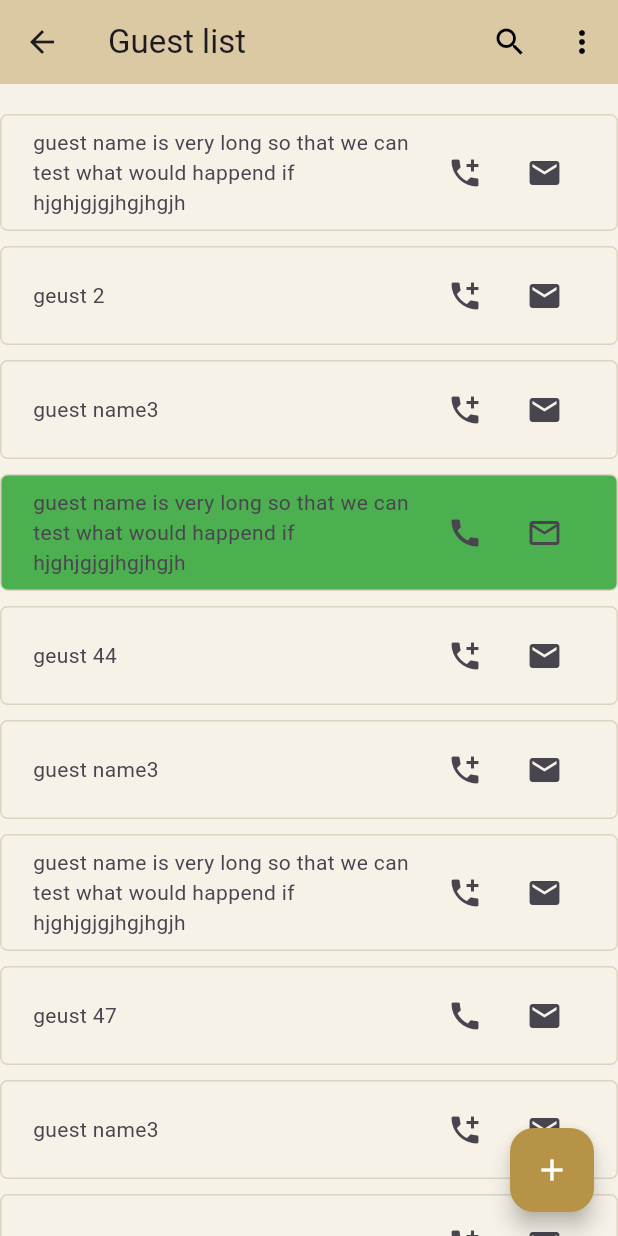
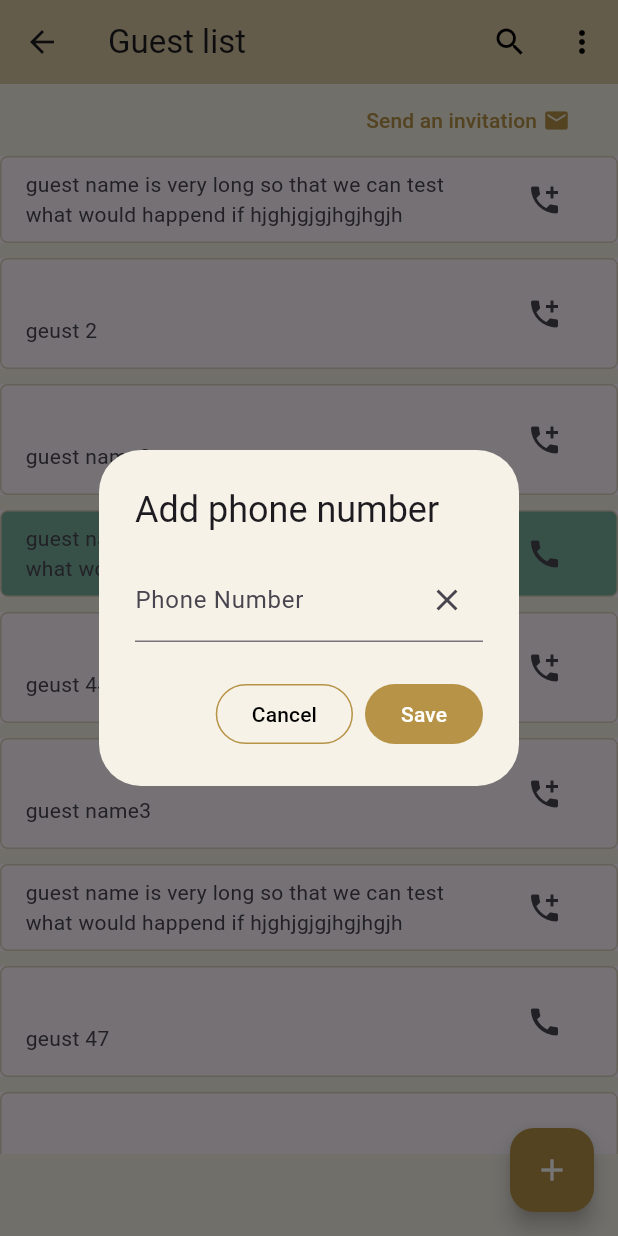
Before and after one commit to imen-bouabdallah/wedding_planner, a Flutter app: the screen it shows after launch, item 3 of the bottom bar chosen, after a tap on the "add call" icon, on a phone screen of 412 x 824 dp. Run offline on Flutter 3.47's test engine with Material 3 defaults, Android fonts, the light colour scheme and no system bars; our stand-ins replace flutter_riverpod, fluttertoast, share_plus; missing offline and left inert: date_count_down.

Commit message:
overall changes in view and lists

```diff
--- a/lib/classes/Guest.dart
+++ b/lib/classes/Guest.dart
@@ -26,4 +26,5 @@ class Guest{
     _name = value;
   }
 
+
 }
--- a/lib/main.dart
+++ b/lib/main.dart
@@ -1,7 +1,11 @@
+
+import 'package:date_count_down/date_count_down.dart';
 import 'package:flutter/material.dart';
 import 'package:flutter_riverpod/flutter_riverpod.dart';
-import 'package:wedding_planner/classes/Theme.dart';
+import 'package:wedding_planner/style/Theme.dart';
 import 'package:wedding_planner/screens/Settings.dart';
+import 'package:wedding_planner/screens/addGuest.dart';
+import 'package:wedding_planner/screens/addReminder.dart';
 import 'package:wedding_planner/screens/guestList.dart';
 import 'package:wedding_planner/screens/reminderList.dart';
 import 'package:wedding_planner/screens/todoList.dart';
@@ -9,6 +13,13 @@ import 'package:wedding_planner/screens/todoList.dart';
 void main() {
   runApp(const ProviderScope(child:  MyApp()));
 }
+
+//to be able to use pushNamed
+Map<String, WidgetBuilder> routes = {
+  "/": (context) => const MyHomePage(),
+  "/addReminder": (context) => const AddReminder(),
+  "/addGuest" : (context)=> const AddGuest()
+};
 
 class MyApp extends ConsumerWidget {
   const MyApp({super.key});
@@ -25,8 +36,10 @@ class MyApp extends ConsumerWidget {
         colorScheme: ColorScheme.fromSeed(seedColor: Colors.deepPurple),
         useMaterial3: true,
       ),*/
-      home: const MyHomePage(),
+     // home: const MyHomePage(), //specified in route
       debugShowCheckedModeBanner: false,
+      routes: routes,
+      initialRoute: "/",
     );
   }
 }
@@ -44,17 +57,6 @@ class _MyHomePageState extends State<MyHomePage> {
   DateTime date =  DateTime(DateTime.now().year, DateTime.now().month, DateTime.now().day, DateTime.now().hour);
   DateTime weddingDate = DateTime.utc(2024, DateTime.july, 6, 0);
   int CurrentButton= 0; //for bottom navigation bar -- current selected button
-
-  countdown() {
-    ///calculate the countdown to the weeding
-    final diffrence = weddingDate.difference(date).inDays;
-    int diffrenceH = weddingDate.difference(date).inHours;
-    int diffrencerestH = ((diffrenceH/24 - diffrence)*24).round();
-    diffrenceH = weddingDate.difference(date).inMinutes;
-    int diffrenceRestM =( ( (diffrenceH/60)/24 - diffrence)*60 - diffrencerestH).round();
-
-    return [diffrence, diffrencerestH, diffrenceRestM];
-  }
 
 
   @override
@@ -146,7 +148,7 @@ class _MyHomePageState extends State<MyHomePage> {
             height: 350,
             child: Stack(
               children: [
-                Image.asset('assets/invitation_fr.png',
+                Image.asset('assets/invite/invitation_fr.png',
                 fit: BoxFit.cover,
                   width: double.infinity,
                 ),
@@ -156,14 +158,26 @@ class _MyHomePageState extends State<MyHomePage> {
                     right: 0,
                     top: 270,
                     child:
-                      Text('${countdown()[0]}days : ${countdown()[1]} hours : ${countdown()[2]} minutes\n ',
+                    CountDownText(
+                      due: weddingDate,
+                      finishedText: "Done",
+                      showLabel: true,
+                      longDateName: true,
+                      daysTextLong: " DAYS ",
+                      hoursTextLong: " HOURS ",
+                      minutesTextLong: " MINUTES ",
+                      secondsTextLong: " SECONDS ",
+                      style: TextStyle(color: Colors.black),
+
+                    )
+                      /*Text('${countdown()[0]}days : ${countdown()[1]} hours : ${countdown()[2]} minutes\n ',
                          style:TextStyle(
                            fontSize: 24,
                           // backgroundColor: Colors.black,
                            background: Paint()..color=Colors.black,
                            color: Colors.white
                     ) ,
-                      strutStyle: const StrutStyle(height: 2,forceStrutHeight: true),)
+                      strutStyle: const StrutStyle(height: 2,forceStrutHeight: true),)*/
                 ),
 
               ],
--- a/lib/screens/guestList.dart
+++ b/lib/screens/guestList.dart
@@ -1,7 +1,10 @@
 import 'package:flutter/material.dart';
+import 'package:flutter/services.dart';
+import 'package:share_plus/share_plus.dart';
 import 'package:url_launcher/url_launcher.dart';
 import 'package:wedding_planner/classes/Guest.dart';
-import 'package:wedding_planner/classes/Theme.dart';
+import 'package:wedding_planner/style/Theme.dart';
+import 'package:wedding_planner/screens/addGuest.dart';
 
 class Guest_list extends StatefulWidget {
   const Guest_list({Key? key}) : super(key: key);
@@ -12,15 +15,7 @@ class Guest_list extends StatefulWidget {
 
 class _Guest_listState extends State<Guest_list> {
   @override
-
-  final _guestNameController = TextEditingController();
   final _phoneNumberController = TextEditingController();
-  final _guestType = TextEditingController();
-  final _menNumber = TextEditingController();
-  final _womenNumber = TextEditingController();
-
-
-
 
   List guest_list = [Guest("guest name is very long so that we can test what would happend if hjghjgjgjhgjhgjh"),
     Guest("geust 2"),
@@ -40,19 +35,15 @@ class _Guest_listState extends State<Guest_list> {
   ];
 
   Widget _buildGuest(Guest guest, int index){
-    return ListTile(
+    return Material(
+      child: ListTile(
         shape: RoundedRectangleBorder(
           side: BorderSide(color: goldAccent, width: 1),
           borderRadius: BorderRadius.circular(5),
         ),
-      tileColor:  guest.isInvited ? Colors.green : Colors.transparent,
-      subtitle: Row(
-        mainAxisAlignment: MainAxisAlignment.start,
-        children: [
-          const SizedBox(width: 5,),
-          Expanded(child: Text(guest.name)),
-          //TODO if the number if availble else change the icon with a plus sign and the function would let you add the number
-          guest.phoneNumber.isNotEmpty ? //if phone number is available
+        tileColor:  guest.isInvited ? green_ : Colors.transparent,
+        subtitle: Text(guest.name),
+        trailing: guest.phoneNumber.isNotEmpty ? //if phone number is available
             IconButton(
               onPressed: () async {
                 final call = Uri.parse('tel:${guest.phoneNumber}');
@@ -66,148 +57,66 @@ class _Guest_listState extends State<Guest_list> {
                 : // if phone number not available
             IconButton(
                 onPressed: (){
+                  showDialog<String>(
+                      context: context,
+                      builder: (BuildContext context) => AlertDialog(
+                        title: const Text('Add phone number'),
+                        content: SingleChildScrollView(
+                          child: ListBody(
+                            children: <Widget>[
+                              TextField(
+                                controller: _phoneNumberController,
+                                keyboardType: TextInputType.phone,
 
+                                decoration:  InputDecoration(
+                                  labelText: 'Phone Number',
+                                  suffixIcon: IconButton(     // Icon to
+                                    icon: const Icon(Icons.clear), // clear text
+                                    onPressed: (){_phoneNumberController.clear();}),
+                                  ),
+                                ),
+
+
+                              ]
+                          ),
+                        ),
+                        actions: <Widget>[
+                          OutlinedButton(
+                            onPressed: () {
+                              setState(() {
+                                _phoneNumberController.clear();
+                              });
+                              Navigator.pop(context);
+                            },
+                            child: const Text('Cancel'),
+                          ),
+                          FilledButton(
+                            onPressed: () {
+                              setState(() {
+                                guest_list[index].phoneNumber = _phoneNumberController.text.toString();
+                                _phoneNumberController.clear();
+                              });
+                              Navigator.pop(context);
+                            },
+                            child: const Text('Save'),
+                          ),
+                        ],
+                      ));
                 },
                 icon: const Icon(Icons.add_call)),
-          const SizedBox(width: 5,),
-          IconButton(
-            onPressed: (){},
-            icon: Icon(guest.isInvited ? Icons.email_outlined : Icons.email),),
 
-        ],
       ),
     );
   }
 
-  Widget _createGuest(){
-    return  Dialog.fullscreen(
-
-      child: SingleChildScrollView(
-        child: Column(
-          mainAxisSize: MainAxisSize.max,
-
-          //mainAxisAlignment: MainAxisAlignment.center,
-          children: [
-            const SizedBox(height: 20,),
-            const Row(
-              children: [
-                SizedBox(width: 5,),
-                 Text('Add Guest ',
-                style: TextStyle(
-                  fontSize: 20
-                ),),
-              ],
-            ),
-            const Divider(),
-            const SizedBox(height: 60,),
-            TextFormField(
-              controller: _guestNameController,
-              decoration: const InputDecoration(
-                  border: OutlineInputBorder(),
-                  labelText: 'Guest Name',
-                  fillColor: Colors.blue
-              ),
-              validator: (value){
-                if (value == null || value.isEmpty){
-                  return 'Please enter the name';
+  @override
+  void initState() {
+    _phoneNumberController.text='';
+    super.initState();
   }
-                return null;
-              },
-            ),
-            const SizedBox(height: 10,),
-            TextField(
-              controller: _phoneNumberController,
-              keyboardType: TextInputType.phone,
-              decoration: const InputDecoration(
-                border: OutlineInputBorder(),
-                  labelText: 'Phone Number',
-              ),
-            ),
-            const SizedBox(height: 10,),
-
-            Row(
-              mainAxisAlignment: MainAxisAlignment.spaceBetween,
-
-              children: [
-                Expanded(
-                    child: TextField(
-                      controller: _menNumber,
-                      keyboardType: TextInputType.number,
-                      decoration: const InputDecoration(
-                        border: OutlineInputBorder(),
-                        labelText: 'Men count',
-                      ),
-                    ) ),
-                const SizedBox(width: 10,),
-                Expanded(
-                    child: TextField(
-                      controller: _womenNumber,
-                      keyboardType: TextInputType.number,
-                      decoration: const InputDecoration(
-                        border: OutlineInputBorder(),
-                        labelText: 'Women count',
-                      ),
-                      onTapOutside: (event) {
-                        print('onTapOutside');
-                        FocusManager.instance.primaryFocus?.unfocus();
-                      },
-                    ),
-                )
-              ],
-            ),
-            const SizedBox(height: 15,),
-
-            Row(
-              children: [
-                DropdownMenu(
-                  onSelected: (value){
-
-
-                  },
-                  label: const Text('Category'),
-                  controller: _guestType,
-                  initialSelection: 'Family',
-                  requestFocusOnTap: false, //so that we have to choose from menu
-
-                  dropdownMenuEntries: const [
-                    DropdownMenuEntry(value: 'Family', label: 'Family'),
-                    DropdownMenuEntry(value: 'Friends', label: 'Friends'),
-                    DropdownMenuEntry(value: 'Neighbors', label: 'Neighbors'),
-                    DropdownMenuEntry(value: 'Others', label: 'Others'),],
-
-                ),
-              ],
-            ),
-
-            const SizedBox(height: 50,),
-            Align(
-              alignment: Alignment.bottomRight,
-              child: Row(
-                mainAxisAlignment: MainAxisAlignment.end,
-                children: [
-                  OutlinedButton(onPressed: (){
-                    Navigator.of(context).pop();
-                  }, child: const Text('Cancel')),
-                  const SizedBox(width: 10,),
-                  FilledButton(onPressed: (){}, child: const Text('Save')),
-                ],
-              ),
-            ),
-
-          ],
-        ),
-      ),
-    );
-  }
-
-
   @override
   void dispose() {
-
-
-    _guestNameController.dispose();
    _phoneNumberController.dispose();
-    _guestType.dispose();
     super.dispose();
   }
 
@@ -231,13 +140,44 @@ class _Guest_listState extends State<Guest_list> {
       ),
 
 
-      body: SingleChildScrollView(
-        child: Column(
+      body: Column(
         children: [
-            const SizedBox(height: 20,),
-            ListView.separated(
-                physics: const NeverScrollableScrollPhysics(),//to make it scroll with the column instead of by itself
-                shrinkWrap: true,
+          Row(
+            mainAxisAlignment: MainAxisAlignment.end,
+            children: [
+              TextButton(
+
+              style: ButtonStyle(foregroundColor: MaterialStateProperty.all(gold),),
+              onPressed: (){
+                  //choose picture
+                 <PopupMenuEntry>[
+                  PopupMenuItem(
+                      child: TextButton(
+                          onPressed: (){
+
+                          },
+                          child: const Text('Edit'))),
+                  PopupMenuItem(
+                      child: TextButton(
+                          onPressed: (){ },
+                          child: const Text('Delete'))),
+                ];
+                  //_onShareXFileFromAssets(context, 'invite/invitation_fr.png');
+                },
+                child : const Row(
+                  children: [
+                    Text('Send an invitation'),
+                    SizedBox(width: 4,),
+                    Icon( Icons.email),
+                  ],
+                ),
+                ),
+              const SizedBox(width: 20,)
+            ],
+          ),
+          Expanded(
+            flex: 1,
+            child: ListView.separated(
               itemCount: guest_list.length,
                 itemBuilder: (context, index){
                  return _buildGuest(guest_list[index], index);
@@ -246,16 +186,56 @@ class _Guest_listState extends State<Guest_list> {
                   height: 10,
                 )
             ),
-            const SizedBox(height: 60,)
+          ),
+          const SizedBox(height: 55,)
         ],
       ),
-      ),
       floatingActionButton: FloatingActionButton(
-        onPressed: () => showDialog(context: context,
-        builder: (BuildContext context)=> _createGuest()),
+        onPressed: () {
+          Navigator.push(
+            context,
+            MaterialPageRoute(builder: (context) => const AddGuest()),
+          );
+        },
         child: const Icon(Icons.add),
       ),
     );
 
   }
+
+  void _onShareXFileFromAssets(BuildContext context, String file) async {
+    final box = context.findRenderObject() as RenderBox?;
+    final scaffoldMessenger = ScaffoldMessenger.of(context);
+    final data = await rootBundle.load('assets/$file');
+    final buffer = data.buffer;
+    final shareResult = await Share.shareXFiles(
+      [
+        XFile.fromData(
+          buffer.asUint8List(data.offsetInBytes, data.lengthInBytes),
+          name: file,
+          mimeType: 'image/png',
+        ),
+      ],
+      sharePositionOrigin: box!.localToGlobal(Offset.zero) & box.size,
+    );
+
+    scaffoldMessenger.showSnackBar(getResultSnackBar(shareResult));
   }
+
+  SnackBar getResultSnackBar(ShareResult result) {
+    return SnackBar(
+      content: Column(
+        mainAxisSize: MainAxisSize.min,
+        crossAxisAlignment: CrossAxisAlignment.start,
+        children: [
+
+          //Text("Share result: ${result.status}"),
+          if (result.status == ShareResultStatus.success)
+           const Text("Invitation is shared!")
+          else
+            const Text("Failed to share")
+        ],
+      ),
+    );
+  }
+}
--- a/lib/screens/todoList.dart
+++ b/lib/screens/todoList.dart
@@ -165,13 +165,13 @@ class _Todo_listState extends State<Todo_list> {
                                 ),
                               ),
                               actions: <Widget>[
-                                TextButton(
+                                FilledButton(
                                   onPressed: () {
                                     Navigator.pop(context);
                                   },
                                   child: const Text('No'),
                                 ),
-                                TextButton(
+                                FilledButton(
                                   onPressed: () {
                                     setState(() {
                                       item.private = !item.private;
--- a/lib/classes/Theme.dart
+++ b/lib/style/Theme.dart
@@ -4,7 +4,7 @@ import 'package:flutter_riverpod/flutter_riverpod.dart';
 Color gold = const Color(0xFFB79347); //buttobs
 Color goldAccent = const Color(0xFFDDD3C1);//overlay
 Color platinum = const Color(0xFFDEDDDE);
-Color dun = const Color(0xFFDBC9A3); //appbar
+Color dun = const Color(0xFFDBC9A3); //appbar //menu background
 Color floral = const Color(0xFFF6F2E8); //background
 Color dimGrey = const Color(0xFF6F6F6F);
 Color green_ = const Color(0xFF77AF9C);
@@ -16,6 +16,7 @@ ThemeData getAppTheme(BuildContext context, bool isDarkTheme) {
       useMaterial3: true,
       primaryColor: gold,
       hintColor: dimGrey,
+
 
       ///Scaffold
       scaffoldBackgroundColor: floral,
@@ -57,7 +58,7 @@ ThemeData getAppTheme(BuildContext context, bool isDarkTheme) {
     ),
     textButtonTheme: TextButtonThemeData(
       style: ButtonStyle(
-          backgroundColor: MaterialStateProperty.all(gold), //button color
+         // backgroundColor: MaterialStateProperty.all(gold), //button color
           foregroundColor: MaterialStateProperty.all(Colors.white) //text + icon color
       ),
     ),
@@ -86,6 +87,12 @@ ThemeData getAppTheme(BuildContext context, bool isDarkTheme) {
     switchTheme: SwitchThemeData(
       overlayColor: MaterialStateProperty.all(goldAccent),
       trackColor: MaterialStateProperty.all(goldAccent),
+    ),
+
+
+    popupMenuTheme: PopupMenuThemeData(
+      color: dun,
+
     ),
 
 
@@ -119,6 +126,8 @@ ThemeData getAppTheme(BuildContext context, bool isDarkTheme) {
       labelMedium:  TextStyle(color: Colors.black),
       labelLarge:  TextStyle(color: Colors.black)
     ),
+
+    ///Change cursor color
     textSelectionTheme: TextSelectionThemeData(
       cursorColor: gold,
     ),
--- a/pubspec.yaml
+++ b/pubspec.yaml
@@ -49,6 +49,11 @@ dependencies:
   flutter_riverpod: ^2.4.9
   riverpod_annotation: ^2.3.3
 
+  share_plus: ^7.2.1
+  date_count_down: ^3.0.0
+
+  file_picker: ^5.2.10
+
 dev_dependencies:
   flutter_test:
     sdk: flutter
@@ -77,6 +82,7 @@ flutter:
   # To add assets to your application, add an assets section, like this:
   assets:
     - assets/
+    - assets/invite/
   #   - images/a_dot_burr.jpeg
   #   - images/a_dot_ham.jpeg
 
```
Also changed, not shown: lib/classes/Reminder.dart (+8 -1 lines), lib/screens/Settings.dart (+6 -5 lines), lib/screens/addGuest.dart (added, +141 -0 lines), lib/screens/addReminder.dart (+7 -2 lines), lib/screens/reminderList.dart (+66 -10 lines), assets/invite/invitation_ar.png (added), assets/invite/invitation_fr.png (renamed from assets/invitation_fr.png), pubspec.lock, 3 other files. Lines whose indentation alone changed are shown as unchanged.
